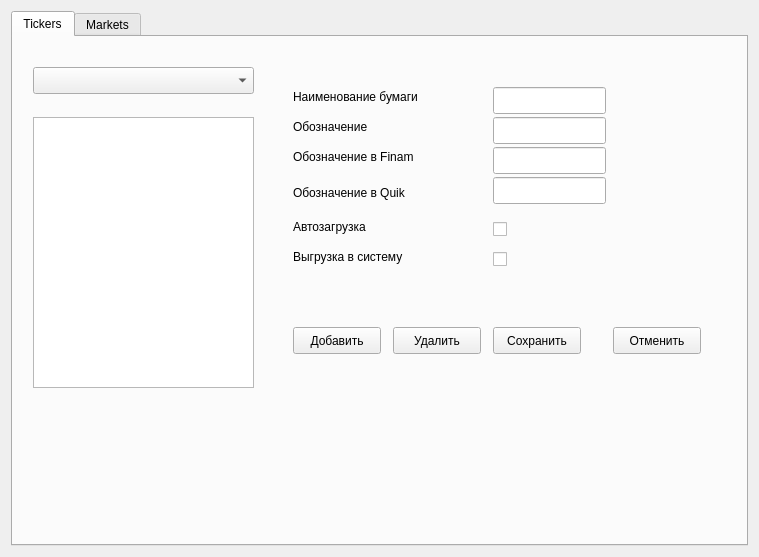
Qt form configwindow.ui (albert-sergeev/FinLoader) before a commit.
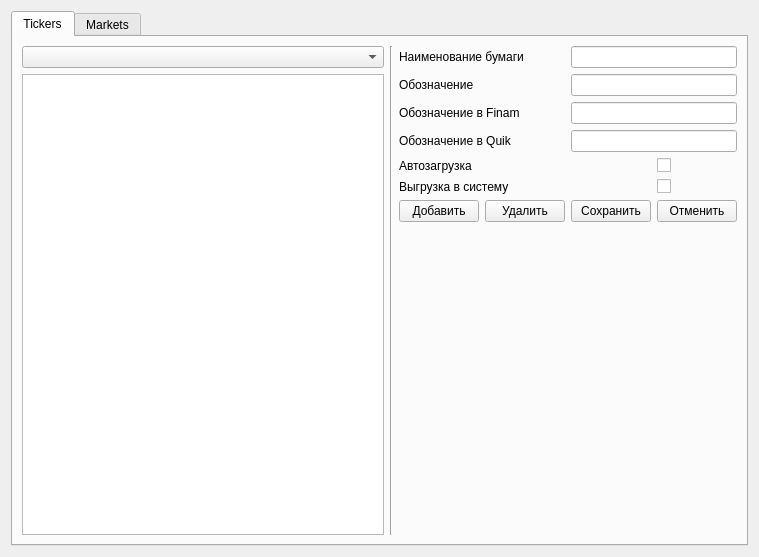
The same form after that commit.

Commit message: ticker: complite storage (except garbage removal)  apdate user interface for it (config windows) and event processing

```diff
--- a/configwindow.ui
+++ b/configwindow.ui
@@ -20,7 +20,7 @@
    <string>Form</string>
   </property>
   <layout class="QGridLayout" name="gridLayout">
-   <item row="1" column="0">
+   <item row="0" column="0">
     <widget class="QTabWidget" name="tabWidget">
      <property name="currentIndex">
       <number>0</number>
@@ -29,222 +29,142 @@
       <attribute name="title">
        <string>Tickers</string>
       </attribute>
-      <widget class="QListView" name="listViewTicker">
-       <property name="geometry">
-        <rect>
-         <x>20</x>
-         <y>80</y>
-         <width>221</width>
-         <height>271</height>
-        </rect>
-       </property>
-      </widget>
+      <layout class="QHBoxLayout" name="horizontalLayout_2">
+       <item>
+        <layout class="QVBoxLayout" name="verticalLayout_3">
+         <item>
+          <widget class="QComboBox" name="cmbMarkets"/>
+         </item>
+         <item>
+          <widget class="QListView" name="listViewTicker"/>
+         </item>
+        </layout>
+       </item>
+       <item>
+        <widget class="Line" name="line_2">
+         <property name="orientation">
+          <enum>Qt::Vertical</enum>
+         </property>
+        </widget>
+       </item>
+       <item>
+        <layout class="QVBoxLayout" name="verticalLayout_2">
+         <item>
+          <layout class="QGridLayout" name="gridLayout_4">
+           <item row="0" column="0" colspan="2">
       <widget class="QLabel" name="label_3">
-       <property name="geometry">
-        <rect>
-         <x>280</x>
-         <y>50</y>
-         <width>161</width>
-         <height>19</height>
-        </rect>
-       </property>
        <property name="text">
         <string>Наименование бумаги</string>
        </property>
       </widget>
+           </item>
+           <item row="1" column="0" colspan="2">
       <widget class="QLabel" name="label_5">
-       <property name="geometry">
-        <rect>
-         <x>280</x>
-         <y>80</y>
-         <width>141</width>
-         <height>19</height>
-        </rect>
-       </property>
        <property name="text">
         <string>Обозначение</string>
        </property>
       </widget>
+           </item>
+           <item row="2" column="0" colspan="2">
       <widget class="QLabel" name="label_7">
-       <property name="geometry">
-        <rect>
-         <x>280</x>
-         <y>110</y>
-         <width>161</width>
-         <height>19</height>
-        </rect>
-       </property>
        <property name="text">
         <string>Обозначение в Finam</string>
        </property>
       </widget>
+           </item>
+           <item row="3" column="0" colspan="2">
       <widget class="QLabel" name="label_8">
-       <property name="geometry">
-        <rect>
-         <x>280</x>
-         <y>140</y>
-         <width>161</width>
-         <height>31</height>
-        </rect>
-       </property>
        <property name="text">
         <string>Обозначение в Quik</string>
        </property>
       </widget>
-      <widget class="QLabel" name="label_9">
-       <property name="geometry">
-        <rect>
-         <x>280</x>
-         <y>180</y>
-         <width>121</width>
-         <height>19</height>
-        </rect>
-       </property>
-       <property name="text">
-        <string>Автозагрузка</string>
-       </property>
-      </widget>
-      <widget class="QLabel" name="label_10">
-       <property name="geometry">
-        <rect>
-         <x>280</x>
-         <y>210</y>
-         <width>151</width>
-         <height>19</height>
-        </rect>
-       </property>
-       <property name="text">
-        <string>Выгрузка в систему</string>
-       </property>
-      </widget>
-      <widget class="QLineEdit" name="edTickerName">
-       <property name="geometry">
-        <rect>
-         <x>480</x>
-         <y>50</y>
-         <width>113</width>
-         <height>27</height>
-        </rect>
-       </property>
-      </widget>
-      <widget class="QLineEdit" name="edTickerSign">
-       <property name="geometry">
-        <rect>
-         <x>480</x>
-         <y>80</y>
-         <width>113</width>
-         <height>27</height>
-        </rect>
-       </property>
-      </widget>
-      <widget class="QLineEdit" name="edTickerSignFinam">
-       <property name="geometry">
-        <rect>
-         <x>480</x>
-         <y>110</y>
-         <width>113</width>
-         <height>27</height>
-        </rect>
-       </property>
-      </widget>
-      <widget class="QLineEdit" name="edTickerSignQuik">
-       <property name="geometry">
-        <rect>
-         <x>480</x>
-         <y>140</y>
-         <width>113</width>
-         <height>27</height>
-        </rect>
-       </property>
-      </widget>
-      <widget class="QCheckBox" name="chkAutoLoadTicker">
-       <property name="geometry">
-        <rect>
-         <x>480</x>
-         <y>180</y>
-         <width>92</width>
-         <height>25</height>
-        </rect>
-       </property>
-       <property name="text">
-        <string/>
-       </property>
-      </widget>
-      <widget class="QCheckBox" name="chkUpToSysTicker">
-       <property name="geometry">
-        <rect>
-         <x>480</x>
-         <y>210</y>
-         <width>92</width>
-         <height>25</height>
-        </rect>
-       </property>
-       <property name="text">
-        <string/>
-       </property>
-      </widget>
+           </item>
+           <item row="6" column="0">
       <widget class="QPushButton" name="btnAddTicker">
-       <property name="geometry">
-        <rect>
-         <x>280</x>
-         <y>290</y>
-         <width>88</width>
-         <height>27</height>
-        </rect>
-       </property>
        <property name="text">
         <string>Добавить</string>
        </property>
       </widget>
+           </item>
+           <item row="6" column="1">
       <widget class="QPushButton" name="btnRemoveTicker">
-       <property name="geometry">
-        <rect>
-         <x>380</x>
-         <y>290</y>
-         <width>88</width>
-         <height>27</height>
-        </rect>
-       </property>
        <property name="text">
         <string>Удалить</string>
        </property>
       </widget>
+           </item>
+           <item row="6" column="2">
       <widget class="QPushButton" name="btnSaveTicker">
-       <property name="geometry">
-        <rect>
-         <x>480</x>
-         <y>290</y>
-         <width>88</width>
-         <height>27</height>
-        </rect>
-       </property>
        <property name="text">
         <string>Сохранить</string>
        </property>
       </widget>
+           </item>
+           <item row="6" column="3">
       <widget class="QPushButton" name="btnCancelTicker">
-       <property name="geometry">
-        <rect>
-         <x>600</x>
-         <y>290</y>
-         <width>88</width>
-         <height>27</height>
-        </rect>
-       </property>
        <property name="text">
         <string>Отменить</string>
        </property>
       </widget>
-      <widget class="QComboBox" name="cmbMarkets">
-       <property name="geometry">
-        <rect>
-         <x>20</x>
-         <y>30</y>
-         <width>221</width>
-         <height>27</height>
-        </rect>
-       </property>
-      </widget>
+           </item>
+           <item row="4" column="3">
+            <widget class="QCheckBox" name="chkAutoLoadTicker">
+             <property name="text">
+              <string/>
+             </property>
+            </widget>
+           </item>
+           <item row="5" column="3">
+            <widget class="QCheckBox" name="chkUpToSysTicker">
+             <property name="text">
+              <string/>
+             </property>
+            </widget>
+           </item>
+           <item row="3" column="2" colspan="2">
+            <widget class="QLineEdit" name="edTickerSignQuik"/>
+           </item>
+           <item row="2" column="2" colspan="2">
+            <widget class="QLineEdit" name="edTickerSignFinam"/>
+           </item>
+           <item row="1" column="2" colspan="2">
+            <widget class="QLineEdit" name="edTickerSign"/>
+           </item>
+           <item row="0" column="2" colspan="2">
+            <widget class="QLineEdit" name="edTickerName"/>
+           </item>
+           <item row="4" column="0" colspan="3">
+            <widget class="QLabel" name="label_9">
+             <property name="text">
+              <string>Автозагрузка</string>
+             </property>
+            </widget>
+           </item>
+           <item row="5" column="0" colspan="3">
+            <widget class="QLabel" name="label_10">
+             <property name="text">
+              <string>Выгрузка в систему</string>
+             </property>
+            </widget>
+           </item>
+          </layout>
+         </item>
+         <item>
+          <spacer name="verticalSpacer_2">
+           <property name="orientation">
+            <enum>Qt::Vertical</enum>
+           </property>
+           <property name="sizeHint" stdset="0">
+            <size>
+             <width>20</width>
+             <height>40</height>
+            </size>
+           </property>
+          </spacer>
+         </item>
+        </layout>
+       </item>
+      </layout>
      </widget>
      <widget class="QWidget" name="tabMarket">
       <attribute name="title">
```
Left out of the diff: 13 changed lines with no effect on the pictures. Lines whose indentation alone changed are shown as unchanged. The commit also changes 9 other files.
